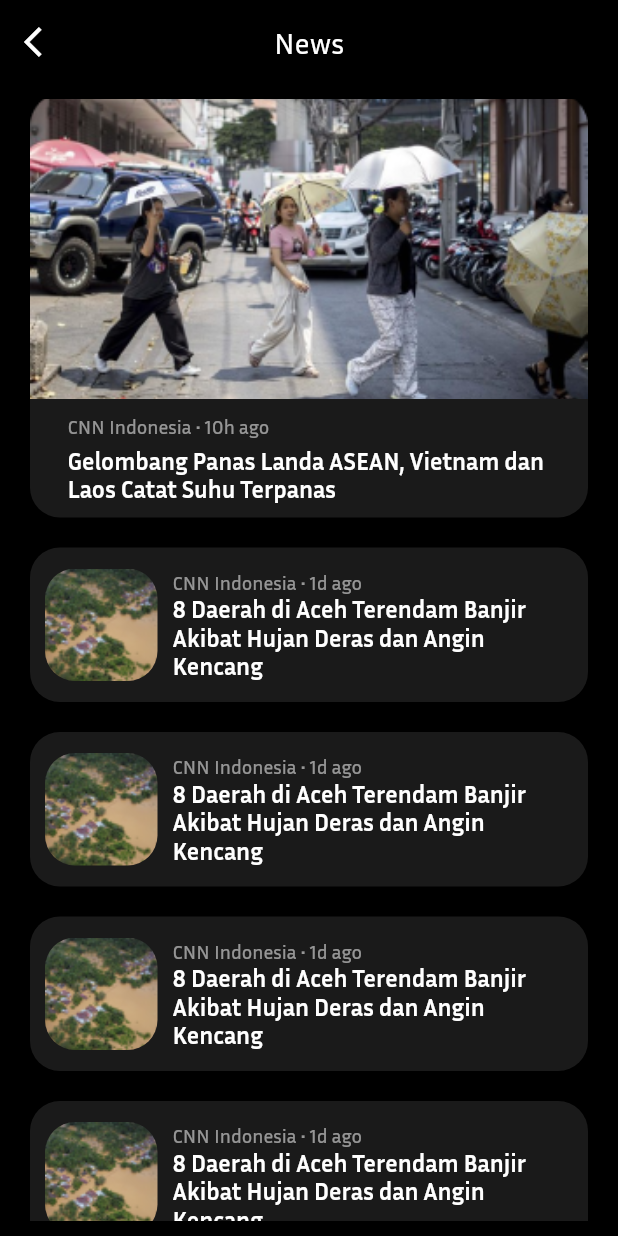
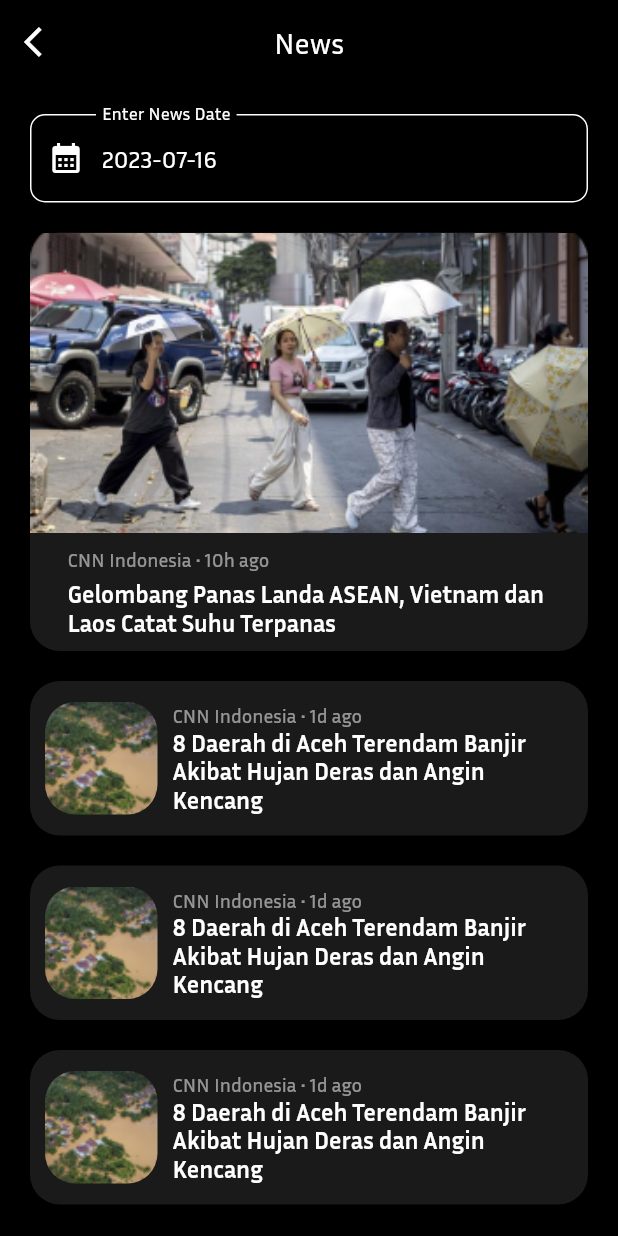
Before and after one commit to Melvin-Jovano/mobile-uas, a Flutter app: the NewsPage screen opened directly, on a phone screen of 412 x 824 dp. Run offline on Flutter 3.47's test engine with Material 2 defaults, Android fonts, the phone set to English and light mode, and no system bars; our stand-ins replace dio, flutter_svg, shared_preferences; accounts and stored records are empty.

Commit message:
feat: add datepicker

```diff
--- a/lib/pages/news.dart
+++ b/lib/pages/news.dart
@@ -1,5 +1,6 @@
 import 'package:flutter/material.dart';
 import 'package:mobile_uas/config/pallete.dart';
+import 'package:mobile_uas/utils/dateformat.dart';
 
 class NewsPage extends StatefulWidget {
   const NewsPage({super.key});
@@ -11,9 +12,18 @@ class NewsPage extends StatefulWidget {
 class _NewsPageState extends State<NewsPage> {
   int newsLength = 17;
   int showed = 5;
+  DateTime date = DateTime.now();
+  TextEditingController dateController = TextEditingController(
+    text: dateformat(date: DateTime.now(), format: 'yyyy-MM-dd')
+  );
+
   @override
   Widget build(BuildContext context) {
-    return Scaffold(
+    return GestureDetector(
+      onTap: () {
+        FocusScope.of(context).unfocus();
+      },
+      child: Scaffold(
         backgroundColor: Pallete.primary,
         appBar: AppBar(
           backgroundColor: Colors.transparent,
@@ -33,6 +43,52 @@ class _NewsPageState extends State<NewsPage> {
           ),
           child: ListView(
             children: [
+              const SizedBox(height: 10,),
+              TextField(
+                controller: dateController,
+                decoration: const InputDecoration(
+                  border: OutlineInputBorder(
+                    borderSide: BorderSide(
+                      color: Colors.white
+                    ),
+                    borderRadius: BorderRadius.all(Radius.circular(10)),
+                  ),
+                  enabledBorder: OutlineInputBorder(
+                    borderRadius: BorderRadius.all(Radius.circular(10)),
+                    borderSide: BorderSide(
+                      color: Colors.white
+                    )
+                  ),
+                  focusedBorder: OutlineInputBorder(
+                    borderRadius: BorderRadius.all(Radius.circular(10)),
+                    borderSide: BorderSide(
+                      color: Colors.white
+                    )
+                  ),
+                  labelStyle: TextStyle(
+                    color: Colors.white
+                  ),
+                  prefixIcon: Icon(Icons.calendar_month, color: Colors.white,),
+                  labelText: "Enter News Date",
+                ),
+                style: const TextStyle(
+                  color: Colors.white
+                ),
+                readOnly: true,
+                onTap: () async {
+                  final picker = await showDatePicker(
+                    context: context,
+                    initialDate: date,
+                    firstDate: DateTime(2000),
+                    lastDate: DateTime(2101)
+                  );
+
+                  if(picker != null) {
+                    dateController.text = dateformat(date: picker, format: 'yyyy-MM-dd');
+                  }
+                }
+              ),
+              const SizedBox(height: 20,),
               Card(
                 shape: const RoundedRectangleBorder(
                   borderRadius: BorderRadius.all(Radius.circular(20))
@@ -165,6 +221,7 @@ class _NewsPageState extends State<NewsPage> {
             ],
           ),
         ),
+      ),
     );
   }
 }
```
Lines whose indentation alone changed are shown as unchanged.
